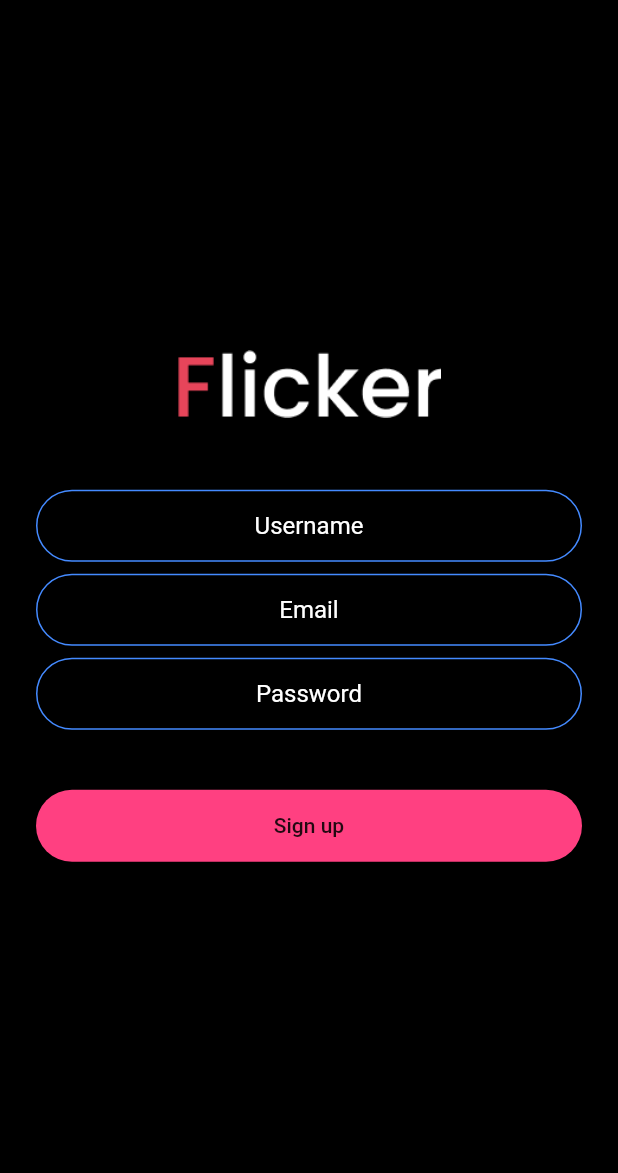
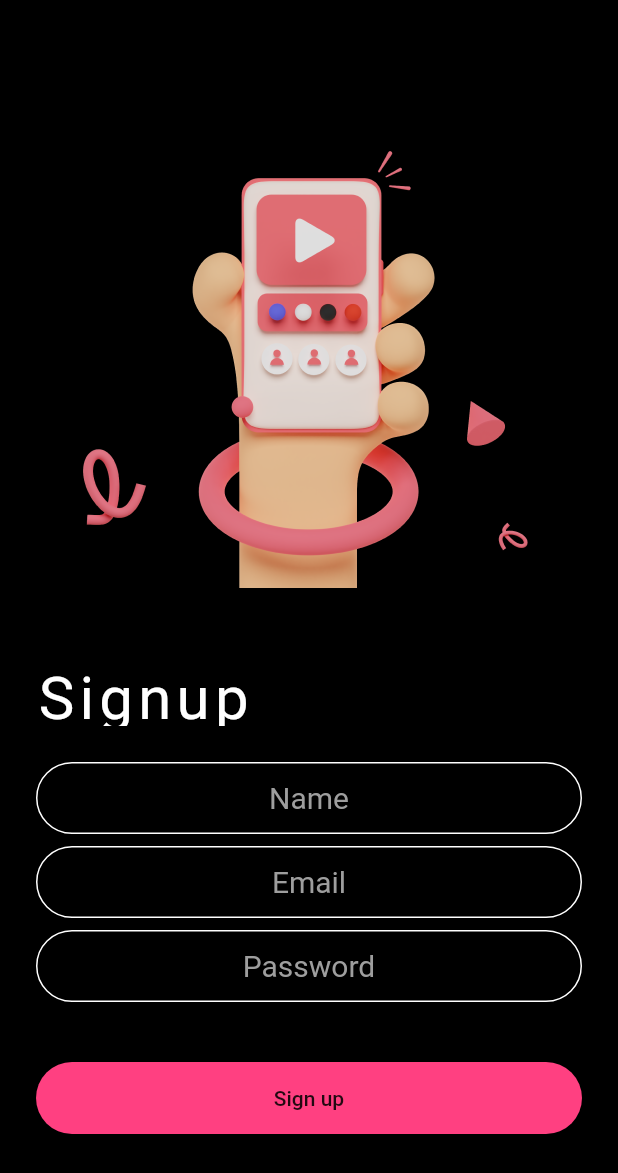
Before and after one commit to 1-sanya/Fickle_App, a Flutter app: the screen it shows after launch, after a tap on "Sign up", on a phone screen of 412 x 824 dp. Shown: the top 1173 px of the screen. Run offline on Flutter 3.47's test engine with Material 2 defaults, Android fonts, the light colour scheme and no system bars; our stand-ins replace animated_splash_screen, awesome_dialog, cloud_firestore, firebase_auth, firebase_core, google_fonts and 3 more; accounts and stored records are empty; Roboto replaces fonts that are missing (RalewayThin).

Commit message:
google authentication added

```diff
--- a/lib/constants.dart
+++ b/lib/constants.dart
@@ -21,18 +21,20 @@ const kMessageContainerDecoration = BoxDecoration(
 const kTextFieldDecoration = InputDecoration(
   hintText: 'Enter your password',
   hintStyle: TextStyle(
-    color: Colors.white,
+    color: Colors.grey,
+    fontFamily: 'RalewayThin',
+    fontSize: 20.0
   ),
   contentPadding: EdgeInsets.symmetric(vertical: 10.0, horizontal: 20.0),
   border: OutlineInputBorder(
     borderRadius: BorderRadius.all(Radius.circular(32.0)),
   ),
   enabledBorder: OutlineInputBorder(
-    borderSide: BorderSide(color: Colors.blueAccent, width: 1.0),
+    borderSide: BorderSide(color: Colors.white, width: 1.0),
     borderRadius: BorderRadius.all(Radius.circular(32.0)),
   ),
   focusedBorder: OutlineInputBorder(
-    borderSide: BorderSide(color: Colors.blueAccent, width: 2.0),
+    borderSide: BorderSide(color: Colors.white, width: 2.0),
     borderRadius: BorderRadius.all(Radius.circular(32.0)),
   ),
 );
--- a/lib/screens/chat_screen.dart
+++ b/lib/screens/chat_screen.dart
@@ -1,5 +1,4 @@
 import 'package:cloud_firestore/cloud_firestore.dart';
-import 'package:flutter/gestures.dart';
 import 'package:flutter/material.dart';
 import 'package:fickle/constants.dart';
 import 'package:firebase_auth/firebase_auth.dart';
--- a/lib/screens/registration_screen.dart
+++ b/lib/screens/registration_screen.dart
@@ -38,13 +38,25 @@ class _RegistrationScreenState extends State<RegistrationScreen> {
                 child: Hero(
                   tag: 'Flicker',
                   child: Container(
-                    height: 45.0,
-                    child: Image.asset('images/Flicker.png'),
+                    height: 340.0,
+                    child: Image.asset('images/Saly-24.png'),
                   ),
                 ),
               ),
               SizedBox(
-                height: 48.0,
+                height: 50.0,
+              ),
+              SizedBox(
+                height: 42.0,
+                child: Text(
+                  'Signup',
+                  style: TextStyle(color: Colors.white,
+                      letterSpacing: 3.5,
+                      fontSize: 40.0),
+                ),
+              ),
+              SizedBox(
+                height: 24.0,
               ),
               TextField(
                 style: TextStyle(color: Colors.white),
@@ -53,7 +65,7 @@ class _RegistrationScreenState extends State<RegistrationScreen> {
                   username = value;
                   },
                   decoration:
-                      kTextFieldDecoration.copyWith(hintText: 'Username')),
+                      kTextFieldDecoration.copyWith(hintText: 'Name')),
               SizedBox(
                 height: 8.0,
               ),
--- a/lib/screens/welcome_screen.dart
+++ b/lib/screens/welcome_screen.dart
@@ -1,8 +1,12 @@
+import 'package:flutter/cupertino.dart';
 import 'package:flutter/material.dart';
 import 'package:google_fonts/google_fonts.dart';
 import 'package:fickle/components/rounded_button.dart';
 import 'login_screen.dart';
 import 'registration_screen.dart';
+import 'package:fickle/auth.dart';
+import 'package:fickle/res/custom_colors.dart';
+import 'package:fickle/widgets/google_sign_in_button.dart';
 
 class WelcomeScreen extends StatefulWidget {
   static const String id = 'welcome_screen';
@@ -28,20 +32,14 @@ class _WelcomeScreenState extends State<WelcomeScreen> with SingleTickerProvider
                 Hero(
                   tag: 'Flicker',
                   child: Container(
-                    child: Image.asset('images/Flicker.png'),
-                    height: 30.0,
+                    child: Image.asset('images/Saly-24.png'),
+                    height: 300.0,
                   ),
                 ),
               ],
             ),
             SizedBox(
-              height: 48.0,
-              child: Divider(
-                height: 14.0,
-                indent: 30.0,
-                endIndent: 30.0,
-                color: Colors.white70,
-              ),
+              height: 30.0,
             ),
             RoundedButton(text: 'Log  In',buttonColor: Colors.blue, onPressed: () {
               Navigator.pushNamed(context, LoginScreen.id);
@@ -50,12 +48,28 @@ class _WelcomeScreenState extends State<WelcomeScreen> with SingleTickerProvider
               Navigator.pushNamed(context, RegistrationScreen.id);
             },),
             SizedBox(
-              height: 30.0,
+              height: 200.0,
               child: Center(
-                child: Text ('Let Emotions Speak...', style: GoogleFonts.caveat(fontSize: 12.0),
-                ),
+                child:  GoogleSignInButton(),
+              )
             ),
+            Container(
+              height: 20.0,
+              child: Image.asset('images/Flicker.png'),
             ),
+            SizedBox(
+              height: 20.0,
+            ),
+            Text(
+              'Let Your Emotions Speak',
+              style: TextStyle(
+                color: Colors.white,
+                letterSpacing: 2.0,
+                fontSize: 10.0,
+                fontFamily: 'RalewayDots',
+              ),
+              textAlign: TextAlign.center,
+            )
           ],
 
         ),
--- /dev/null
+++ b/lib/widgets/google_sign_in_button.dart
@@ -0,0 +1,80 @@
+import 'package:firebase_auth/firebase_auth.dart';
+import 'package:flutter/material.dart';
+import 'package:fickle/screens/user_info_screen.dart';
+import 'package:fickle/auth.dart';
+
+class GoogleSignInButton extends StatefulWidget {
+  @override
+  _GoogleSignInButtonState createState() => _GoogleSignInButtonState();
+}
+
+class _GoogleSignInButtonState extends State<GoogleSignInButton> {
+  bool _isSigningIn = false;
+
+  @override
+  Widget build(BuildContext context) {
+    return Padding(
+      padding: const EdgeInsets.only(bottom: 16.0),
+      child: _isSigningIn
+          ? CircularProgressIndicator(
+        valueColor: AlwaysStoppedAnimation<Color>(Colors.white),
+      )
+          : OutlinedButton(
+        style: ButtonStyle(
+          backgroundColor: MaterialStateProperty.all(Colors.white),
+          shape: MaterialStateProperty.all(
+            RoundedRectangleBorder(
+              borderRadius: BorderRadius.circular(40),
+            ),
+          ),
+        ),
+        onPressed: () async {
+          setState(() {
+            _isSigningIn = true;
+          });
+          User user =
+          await Authentication.signInWithGoogle(context: context);
+
+          setState(() {
+            _isSigningIn = false;
+          });
+
+          if (user != null) {
+            print(user.email);
+            Navigator.of(context).pushReplacement(
+              MaterialPageRoute(
+                builder: (context) => UserInfoScreen(
+                  user: user,
+                ),
+              ),
+            );
+          }
+        },
+        child: Padding(
+          padding: const EdgeInsets.fromLTRB(0, 10, 0, 10),
+          child: Row(
+            mainAxisSize: MainAxisSize.min,
+            mainAxisAlignment: MainAxisAlignment.center,
+            children: <Widget>[
+              Image(
+                image: AssetImage("assets/google_logo.png"),
+                height: 35.0,
+              ),
+              Padding(
+                padding: const EdgeInsets.only(left: 10),
+                child: Text(
+                  'Sign in with Google',
+                  style: TextStyle(
+                    fontSize: 20,
+                    color: Colors.black54,
+                    fontWeight: FontWeight.w600,
+                  ),
+                ),
+              )
+            ],
+          ),
+        ),
+      ),
+    );
+  }
+}
```
Also changed, not shown: lib/auth.dart (added, +119 -0 lines), lib/components/error_message.dart (added, +12 -0 lines), lib/res/custom_colors.dart (added, +10 -0 lines), lib/screens/login_screen.dart (+26 -13 lines), lib/screens/user_info_screen.dart (added, +170 -0 lines), lib/widgets/app_bar_title.dart (added, +33 -0 lines), pubspec.yaml (+8 -4 lines), fonts/Raleway-Thin.ttf (added), fonts/RalewayDots-Regular.ttf (added), images/Saly-24.png (added), images/google_logo.png (added), pubspec.lock, 1 other file.
